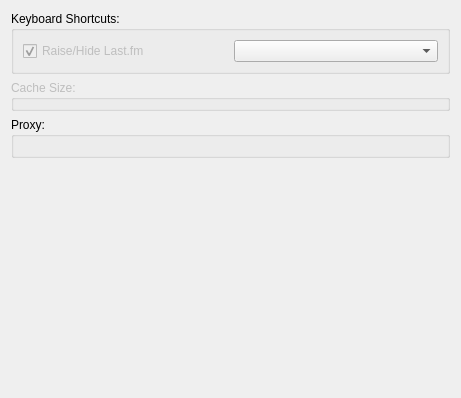
mutecypher/lastfm-desktop, file app/client/Settings/AdvancedSettingsWidget.ui: the form before one commit.
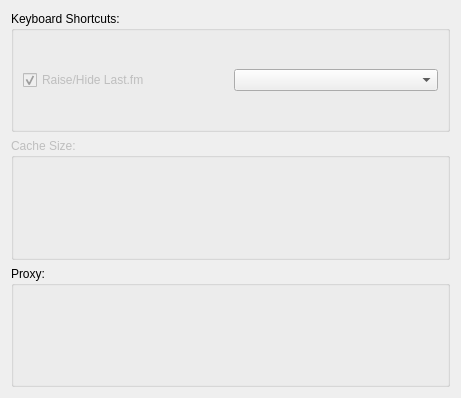
The form after the commit. Custom widgets are drawn as their Qt base class.

The edit to the form file:
```diff
--- a/app/client/Settings/AdvancedSettingsWidget.ui
+++ b/app/client/Settings/AdvancedSettingsWidget.ui
@@ -64,19 +64,6 @@
      </layout>
     </widget>
    </item>
-   <item>
-    <spacer name="verticalSpacer">
-     <property name="orientation">
-      <enum>Qt::Vertical</enum>
-     </property>
-     <property name="sizeHint" stdset="0">
-      <size>
-       <width>20</width>
-       <height>0</height>
-      </size>
-     </property>
-    </spacer>
-   </item>
   </layout>
  </widget>
  <customwidgets>
```
